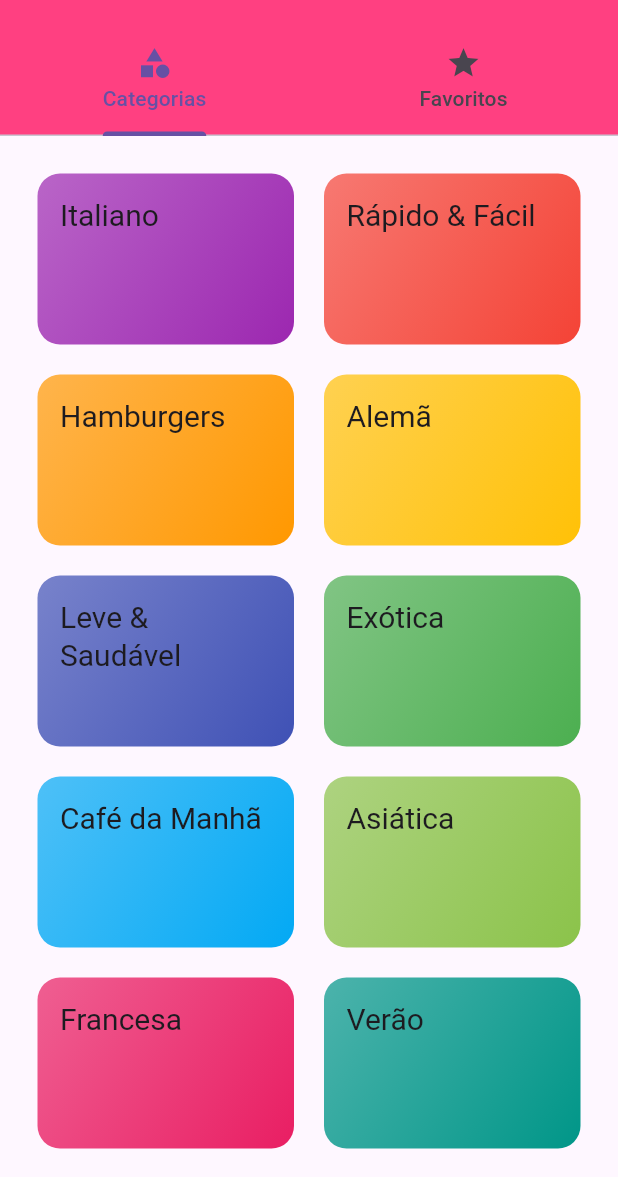
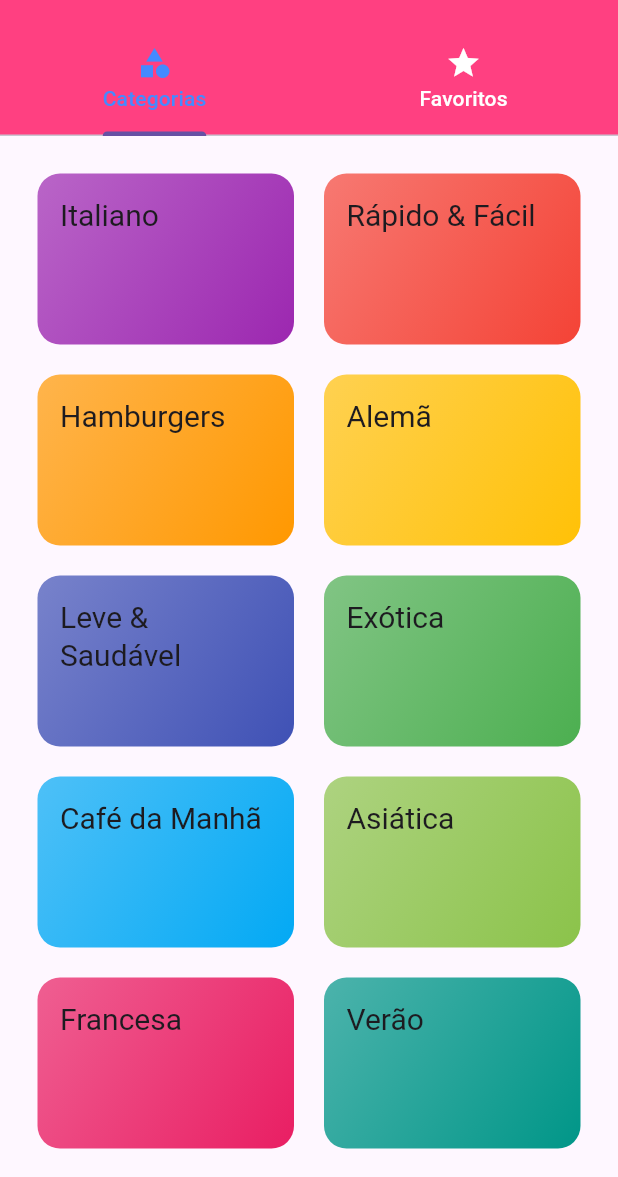
Before and after one commit to LucasFagundesWielewski/meal_track_app, a Flutter app: the screen it shows after launch, on a phone screen of 412 x 824 dp, the part 59-1236 px from its top. Run offline on Flutter 3.47's test engine with Material 3 defaults, Android fonts, the phone set to English and light mode, and no system bars; Roboto replaces fonts that are missing (RobotoCondensed).

Commit message:
added new colors

```diff
--- a/lib/screens/tabs_screen.dart
+++ b/lib/screens/tabs_screen.dart
@@ -9,10 +9,12 @@ class TabsScreen extends StatelessWidget {
       length: 2,
       child: Scaffold(
         appBar: AppBar(
-          title: Center(
+          title: const Center(
             child: Text('Vamos cozinhar?'),
           ),
-          bottom: TabBar(
+          bottom: const TabBar(
+            unselectedLabelColor: Colors.white,
+            labelColor: Colors.blueAccent,
             tabs: <Widget>[
               Tab(
                 icon: Icon(Icons.category),
```
Also changed, not shown: pubspec.lock.
